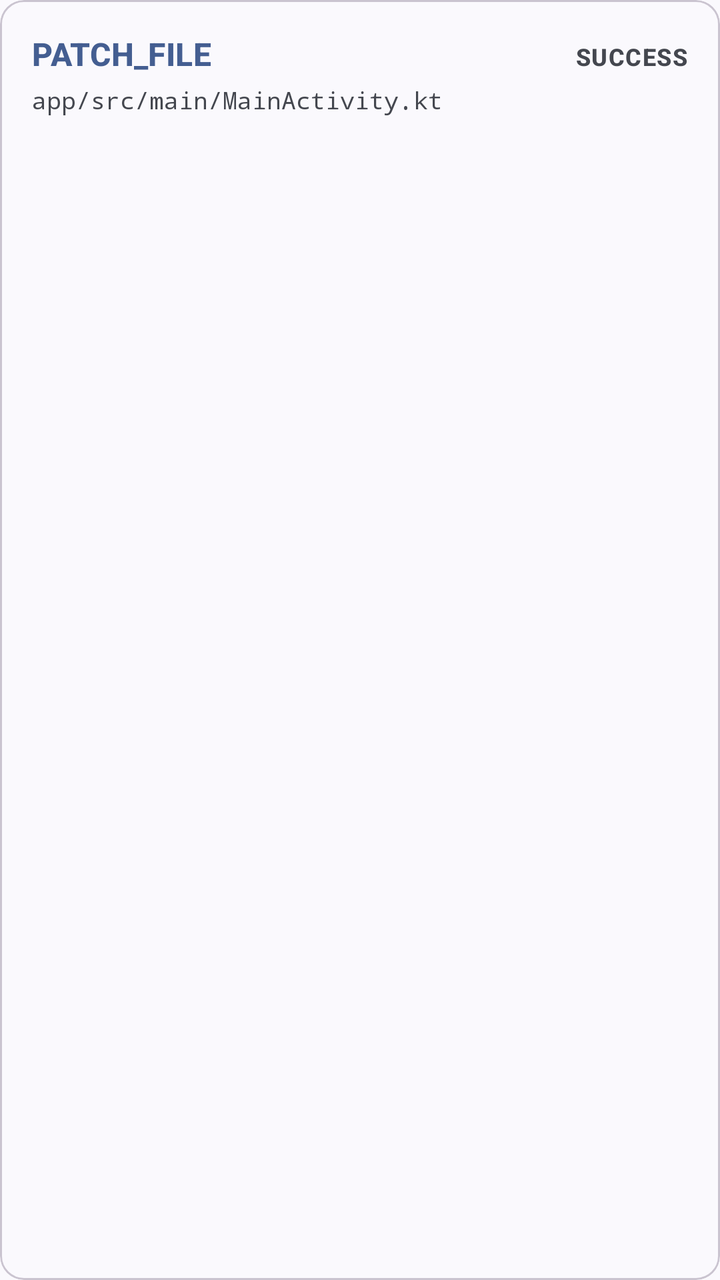
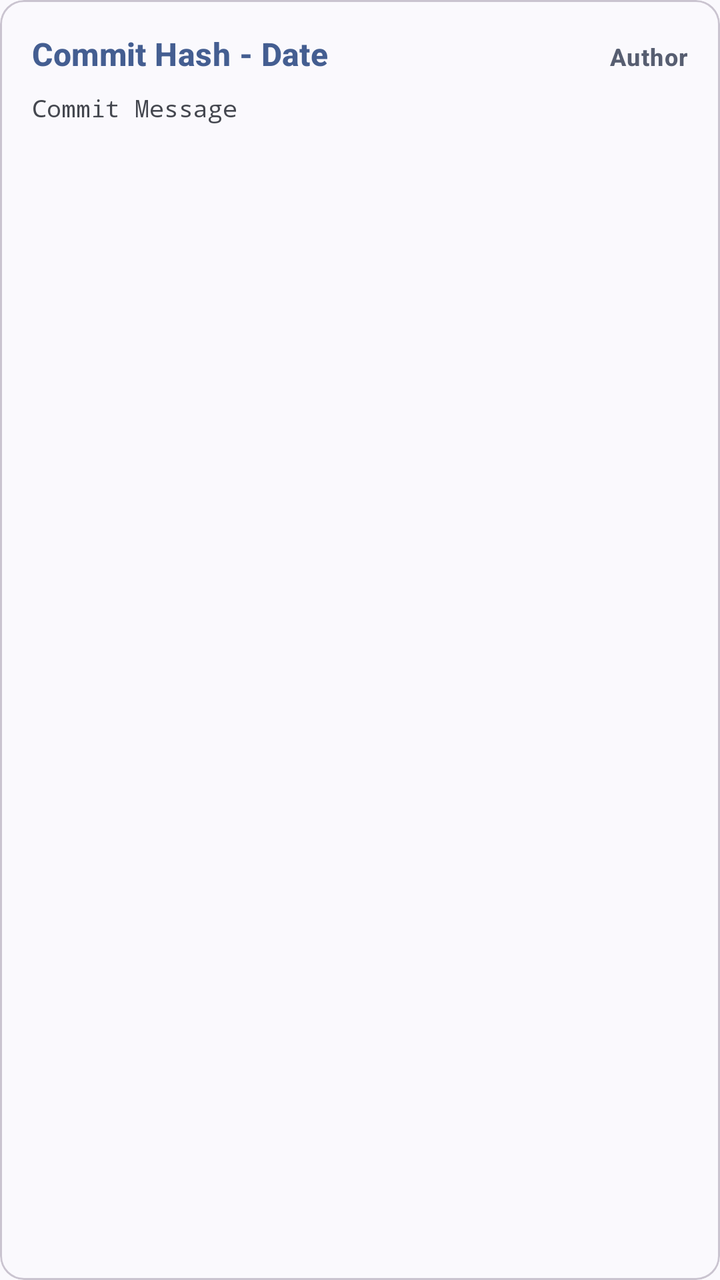

Before-and-after screenshots of an Android layout around one commit, followed by the original layout XML and the change that was made.
<!-- AndroidManifest.xml: application theme Theme.CodeAssist -->
<!-- res/layout/item_log.xml -->
<?xml version="1.0" encoding="utf-8"?>
<com.google.android.material.card.MaterialCardView 
    xmlns:android="http://schemas.android.com/apk/res/android"
    xmlns:app="http://schemas.android.com/apk/res-auto"
    android:layout_width="match_parent"
    android:layout_height="wrap_content"
    android:layout_marginBottom="8dp"
    app:cardCornerRadius="12dp"
    app:strokeWidth="1dp"
    app:strokeColor="?attr/colorOutlineVariant"
    app:cardBackgroundColor="?attr/colorSurface">

    <LinearLayout
        android:layout_width="match_parent"
        android:layout_height="wrap_content"
        android:orientation="vertical"
        android:padding="16dp">

        <LinearLayout
            android:layout_width="match_parent"
            android:layout_height="wrap_content"
            android:orientation="horizontal">
            
            <TextView
                android:id="@+id/tvLogCommand"
                android:layout_width="0dp"
                android:layout_height="wrap_content"
                android:layout_weight="1"
                android:text="PATCH_FILE"
                android:textStyle="bold"
                android:textAppearance="?attr/textAppearanceTitleMedium"
                android:textColor="?attr/colorPrimary"/>
                
            <TextView
                android:id="@+id/tvLogStatus"
                android:layout_width="wrap_content"
                android:layout_height="wrap_content"
                android:text="SUCCESS"
                android:textStyle="bold"
                android:textAppearance="?attr/textAppearanceLabelMedium"/>
        </LinearLayout>

        <TextView
            android:id="@+id/tvLogPath"
            android:layout_width="match_parent"
            android:layout_height="wrap_content"
            android:text="app/src/main/MainActivity.kt"
            android:fontFamily="monospace"
            android:textSize="12sp"
            android:textColor="?attr/colorOnSurfaceVariant"
            android:layout_marginTop="4dp"/>
            
    </LinearLayout>
</com.google.android.material.card.MaterialCardView>
<!-- resources referenced by this layout -->
<resources>
  <style name="Theme.CodeAssist" parent="Theme.Material3.DynamicColors.DayNight">
          
          <item name="android:statusBarColor">?attr/colorSurface</item>
          <item name="android:windowLightStatusBar">true</item>
      </style>
</resources>

<!-- the commit's change to res/layout/item_log.xml (unified diff, before → after) -->
@@ -22,33 +22,34 @@
             android:orientation="horizontal">
             
             <TextView
-                android:id="@+id/tvLogCommand"
+                android:id="@+id/tvCommitHeader"
                 android:layout_width="0dp"
                 android:layout_height="wrap_content"
                 android:layout_weight="1"
-                android:text="PATCH_FILE"
+                android:text="Commit Hash - Date"
                 android:textStyle="bold"
                 android:textAppearance="?attr/textAppearanceTitleMedium"
                 android:textColor="?attr/colorPrimary"/>
                 
             <TextView
-                android:id="@+id/tvLogStatus"
+                android:id="@+id/tvCommitAuthor"
                 android:layout_width="wrap_content"
                 android:layout_height="wrap_content"
-                android:text="SUCCESS"
+                android:text="Author"
                 android:textStyle="bold"
+                android:textColor="?attr/colorSecondary"
                 android:textAppearance="?attr/textAppearanceLabelMedium"/>
         </LinearLayout>
 
         <TextView
-            android:id="@+id/tvLogPath"
+            android:id="@+id/tvCommitMessage"
             android:layout_width="match_parent"
             android:layout_height="wrap_content"
-            android:text="app/src/main/MainActivity.kt"
+            android:text="Commit Message"
             android:fontFamily="monospace"
             android:textSize="12sp"
             android:textColor="?attr/colorOnSurfaceVariant"
-            android:layout_marginTop="4dp"/>
+            android:layout_marginTop="8dp"/>
             
     </LinearLayout>
 </com.google.android.material.card.MaterialCardView>
